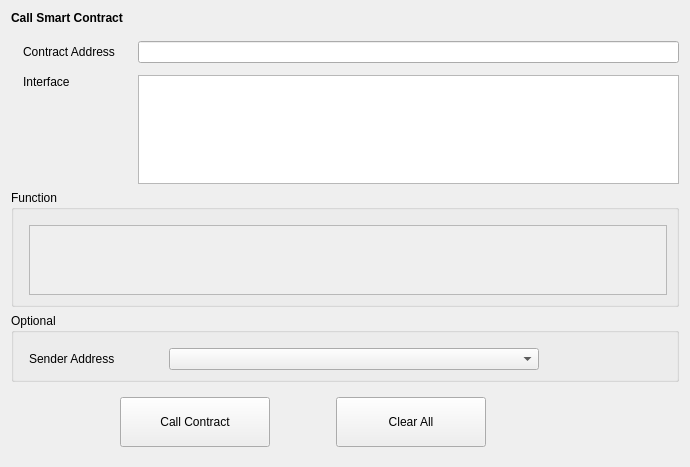
This is src/qt/forms/callcontract.ui in qtumproject/qtum as Qt 5 draws it before an edit. The edited form follows.
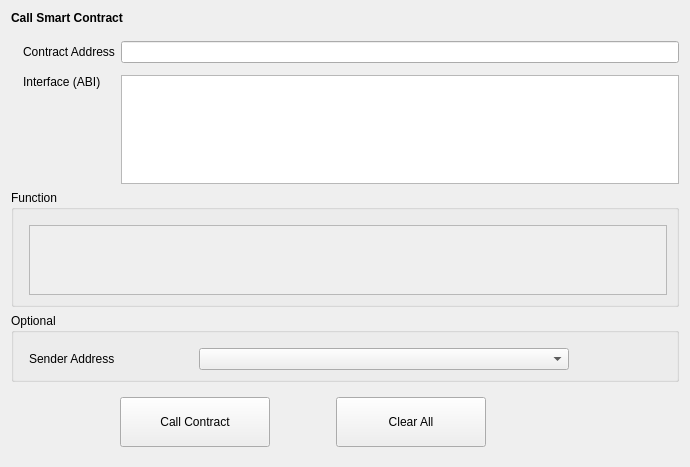
This is the edited form. Custom widgets are drawn as their Qt base class.

Commit message: Update validation for interface and bytecode and update of parameters alignment

What changed in the file:
```diff
--- a/src/qt/forms/callcontract.ui
+++ b/src/qt/forms/callcontract.ui
@@ -68,7 +68,7 @@
           <number>12</number>
          </property>
          <property name="horizontalSpacing">
-          <number>23</number>
+          <number>6</number>
          </property>
          <property name="verticalSpacing">
           <number>12</number>
@@ -81,7 +81,11 @@
           </widget>
          </item>
          <item row="1" column="1">
-          <widget class="QTextEdit" name="textEditInterface"/>
+          <widget class="QValidatedTextEdit" name="textEditInterface">
+           <property name="horizontalScrollBarPolicy">
+            <enum>Qt::ScrollBarAlwaysOff</enum>
+           </property>
+          </widget>
          </item>
          <item row="0" column="1">
           <widget class="QValidatedLineEdit" name="lineEditContractAddress"/>
@@ -91,7 +95,7 @@
            <item>
             <widget class="QLabel" name="labelInterface">
              <property name="text">
-              <string>Interface</string>
+              <string>Interface (ABI)</string>
              </property>
             </widget>
            </item>
@@ -157,7 +161,7 @@
            <number>15</number>
           </property>
           <property name="horizontalSpacing">
-           <number>30</number>
+           <number>10</number>
           </property>
           <property name="verticalSpacing">
            <number>6</number>
@@ -180,9 +184,15 @@
           </item>
           <item row="0" column="0">
            <widget class="QLabel" name="labelSenderAddress">
+            <property name="sizePolicy">
+             <sizepolicy hsizetype="Fixed" vsizetype="Preferred">
+              <horstretch>0</horstretch>
+              <verstretch>0</verstretch>
+             </sizepolicy>
+            </property>
             <property name="minimumSize">
              <size>
-              <width>110</width>
+              <width>160</width>
               <height>0</height>
              </size>
             </property>
@@ -331,6 +341,11 @@
    <header>contractresult.h</header>
    <container>1</container>
   </customwidget>
+  <customwidget>
+   <class>QValidatedTextEdit</class>
+   <extends>QTextEdit</extends>
+   <header>qvalidatedtextedit.h</header>
+  </customwidget>
   <customwidget>
    <class>QValidatedLineEdit</class>
    <extends>QLineEdit</extends>
```
Left out of the diff: 6 changed lines with no effect on the pictures. The commit also changes 15 other files.
